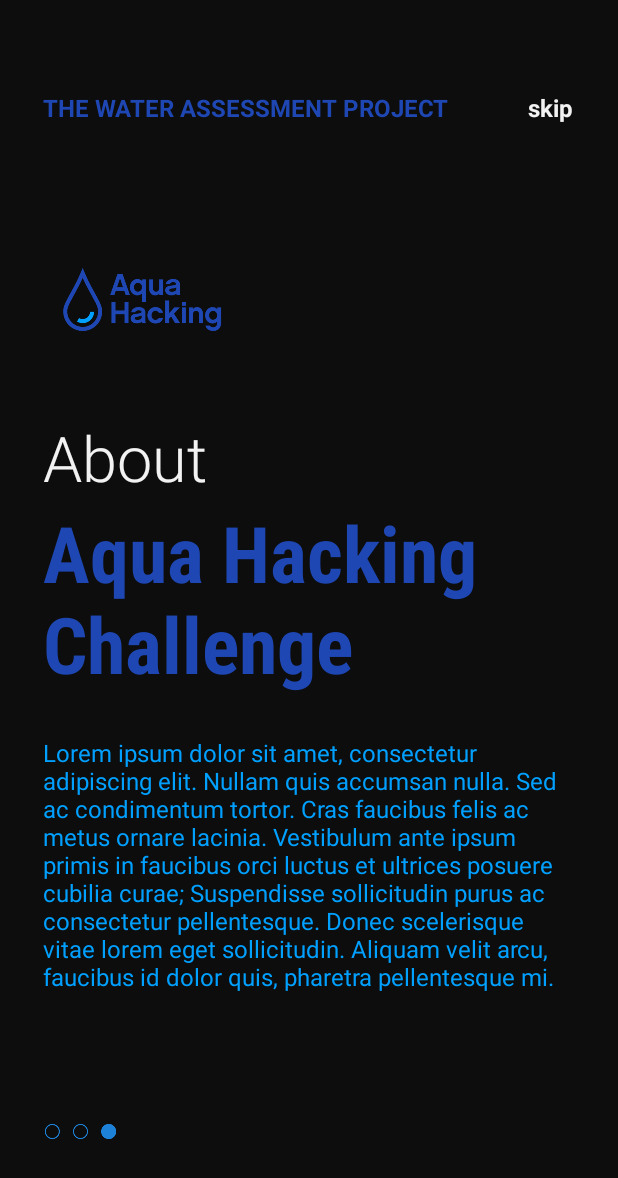
After one commit to jlavallee76/Water-Assessment-Project, an Android app: the fragment AboutFragment3 shown on its own in the app's theme, on a phone screen of 412 x 824 dp. The commit adds this screen. Shown: the top 1178 px of the screen. Run offline under Robolectric (Android 15) with nearby library versions, the phone set to English and light mode, and no system bars.

Commit message:
Added home about fragments and implemented liquid swipe

```diff
--- /dev/null
+++ b/app/src/main/java/com/example/wap/AboutFragment3.java
@@ -0,0 +1,19 @@
+package com.example.wap;
+
+import android.os.Bundle;
+import android.view.LayoutInflater;
+import android.view.View;
+import android.view.ViewGroup;
+
+import androidx.annotation.NonNull;
+import androidx.annotation.Nullable;
+import androidx.fragment.app.Fragment;
+
+public class AboutFragment3 extends Fragment {
+    @Nullable
+    @Override
+    public View onCreateView(@NonNull LayoutInflater inflater, @Nullable ViewGroup container, @Nullable Bundle savedInstanceState) {
+        ViewGroup root = (ViewGroup) inflater.inflate(R.layout.fragment_about_3, container, false);
+        return root;
+    }
+}
--- /dev/null
+++ b/app/src/main/res/layout/fragment_about_3.xml
@@ -0,0 +1,111 @@
+<?xml version="1.0" encoding="utf-8"?>
+<androidx.constraintlayout.widget.ConstraintLayout
+    xmlns:android="http://schemas.android.com/apk/res/android"
+    xmlns:app="http://schemas.android.com/apk/res-auto"
+    android:layout_width="match_parent"
+    android:layout_height="match_parent"
+    android:background="@color/off_black">
+
+    <ImageView
+        android:id="@+id/imageView"
+        android:layout_width="132dp"
+        android:layout_height="154dp"
+        android:contentDescription="@string/wap_logo"
+        android:src="@drawable/aqua_hacking_logo"
+        app:layout_constraintBottom_toBottomOf="parent"
+        app:layout_constraintEnd_toEndOf="parent"
+        app:layout_constraintHorizontal_bias="0.103"
+        app:layout_constraintStart_toStartOf="parent"
+        app:layout_constraintTop_toTopOf="parent"
+        app:layout_constraintVertical_bias="0.183" />
+
+    <TextView
+        android:id="@+id/textView2"
+        android:layout_width="wrap_content"
+        android:layout_height="wrap_content"
+        android:layout_marginTop="25dp"
+        android:text="@string/the_water_assessment_project"
+        android:textAllCaps="true"
+        android:textColor="@color/ah_primary"
+        android:textSize="16sp"
+        android:textStyle="bold"
+        app:layout_constraintBottom_toTopOf="@+id/imageView"
+        app:layout_constraintEnd_toEndOf="parent"
+        app:layout_constraintHorizontal_bias="0.0"
+        app:layout_constraintStart_toStartOf="@+id/imageView"
+        app:layout_constraintTop_toTopOf="parent"
+        app:layout_constraintVertical_bias="0.472" />
+
+    <TextView
+        android:layout_width="wrap_content"
+        android:layout_height="wrap_content"
+        android:text="@string/skip"
+        android:textSize="16sp"
+        android:textStyle="bold"
+        android:textColor="@color/off_white"
+        app:layout_constraintHorizontal_bias="1"
+        android:layout_marginEnd="30dp"
+        app:layout_constraintBottom_toBottomOf="@+id/textView2"
+        app:layout_constraintEnd_toEndOf="parent"
+        app:layout_constraintStart_toEndOf="@+id/textView2"
+        app:layout_constraintTop_toTopOf="@+id/textView2" />
+
+    <TextView
+        android:id="@+id/textView3"
+        android:layout_width="wrap_content"
+        android:layout_height="wrap_content"
+        android:fontFamily="sans-serif-light"
+        android:text="@string/about"
+        android:textColor="@color/off_white"
+        android:textSize="42sp"
+        app:layout_constraintBottom_toBottomOf="parent"
+        app:layout_constraintEnd_toEndOf="parent"
+        app:layout_constraintStart_toStartOf="@+id/imageView"
+        app:layout_constraintTop_toBottomOf="@+id/imageView"
+        app:layout_constraintHorizontal_bias="0"
+        app:layout_constraintVertical_bias="0"/>
+
+    <TextView
+        android:id="@+id/textView4"
+        android:layout_width="wrap_content"
+        android:layout_height="wrap_content"
+        android:fontFamily="sans-serif-condensed"
+        android:text="@string/ah_heading"
+        android:textColor="@color/ah_primary"
+        android:textSize="52sp"
+        android:textStyle="bold"
+        app:layout_constraintBottom_toBottomOf="parent"
+        app:layout_constraintEnd_toEndOf="@+id/textView3"
+        app:layout_constraintHorizontal_bias="0"
+        app:layout_constraintStart_toStartOf="@+id/textView3"
+        app:layout_constraintTop_toBottomOf="@+id/textView3"
+        app:layout_constraintVertical_bias="0" />
+
+    <TextView
+        android:id="@+id/textView5"
+        android:layout_width="348dp"
+        android:layout_height="193dp"
+        android:layout_marginBottom="4dp"
+        android:text="Lorem ipsum dolor sit amet, consectetur adipiscing elit. Nullam quis accumsan nulla. Sed ac condimentum tortor. Cras faucibus felis ac metus ornare lacinia. Vestibulum ante ipsum primis in faucibus orci luctus et ultrices posuere cubilia curae; Suspendisse sollicitudin purus ac consectetur pellentesque. Donec scelerisque vitae lorem eget sollicitudin. Aliquam velit arcu, faucibus id dolor quis, pharetra pellentesque mi."
+        android:textColor="@color/ah_accent"
+        android:textSize="16sp"
+        app:layout_constraintBottom_toBottomOf="parent"
+        app:layout_constraintEnd_toEndOf="parent"
+        app:layout_constraintHeight_percent=".1"
+        app:layout_constraintHorizontal_bias="0.0"
+        app:layout_constraintStart_toStartOf="@+id/textView4"
+        app:layout_constraintTop_toBottomOf="@+id/textView4"
+        app:layout_constraintVertical_bias="0.164"
+        app:layout_constraintWidth_percent=".5" />
+
+    <ImageView
+        android:layout_width="50dp"
+        android:layout_height="10dp"
+        android:src="@drawable/tab3"
+        app:layout_constraintBottom_toBottomOf="parent"
+        app:layout_constraintEnd_toEndOf="parent"
+        app:layout_constraintStart_toStartOf="@+id/textView5"
+        app:layout_constraintTop_toBottomOf="@+id/textView5"
+        app:layout_constraintHorizontal_bias="0" />
+
+</androidx.constraintlayout.widget.ConstraintLayout>
--- a/app/src/main/res/values/colors.xml
+++ b/app/src/main/res/values/colors.xml
@@ -26,7 +26,15 @@
     <color name="off_white">#F2F2F2</color>
     <color name="off_black">#0D0D0D</color>
 
-    //Map Colors - Buttons Etc
+    // Map Colors - Buttons Etc
     <color name="colorAccent">#009688</color>
     <color name="colorPrimary">#1D81D8</color>
+
+    // RRC Red
+    <color name="rrc_red">#CE0F42</color>
+
+    // Aqua Hacking
+    <color name="ah_primary">#1E47B3</color>
+    <color name="ah_accent">#00A0ff</color>
+
 </resources>
--- a/app/src/main/res/values/strings.xml
+++ b/app/src/main/res/values/strings.xml
@@ -18,4 +18,10 @@
     <string name="location_picker_select_location_button_select">Select a location</string>
     <string name="location_picker_dropped_marker_snippet_no_results">No results</string>
     <string name="location_picker_place_name_result">Place name: %1$s</string>
+    <string name="the_water_assessment_project">The Water Assessment Project</string>
+    <string name="skip">skip</string>
+    <string name="about">About</string>
+    <string name="ah_heading">Aqua Hacking Challenge</string>
+    <string name="rrc_heading">Mobile App Development</string>
+    <string name="wap_heading">The Project</string>
 </resources>
```
Also changed, not shown: app/build.gradle (+5 -4 lines), app/src/main/java/com/example/wap/AboutFragment1.java (added, +19 -0 lines), app/src/main/java/com/example/wap/AboutFragment2.java (added, +19 -0 lines), app/src/main/java/com/example/wap/MainActivity.java (+42 -2 lines), app/src/main/java/com/example/wap/ui/home/SplashScreen.java (+15 -4 lines), app/src/main/res/layout-v21/activity_main.xml (+11 -2 lines), app/src/main/res/layout/activity_splash_screen.xml (+5 -4 lines), app/src/main/res/layout/fragment_about_1.xml (added, +112 -0 lines), app/src/main/res/layout/fragment_about_2.xml (added, +111 -0 lines), app/src/main/res/drawable/aqua_hacking_logo.png (added), app/src/main/res/drawable/red_river_logo.png (added), app/src/main/res/drawable/tab1.png (added), app/src/main/res/drawable/tab2.png (added), app/src/main/res/drawable/tab3.png (added), 1 other file.
